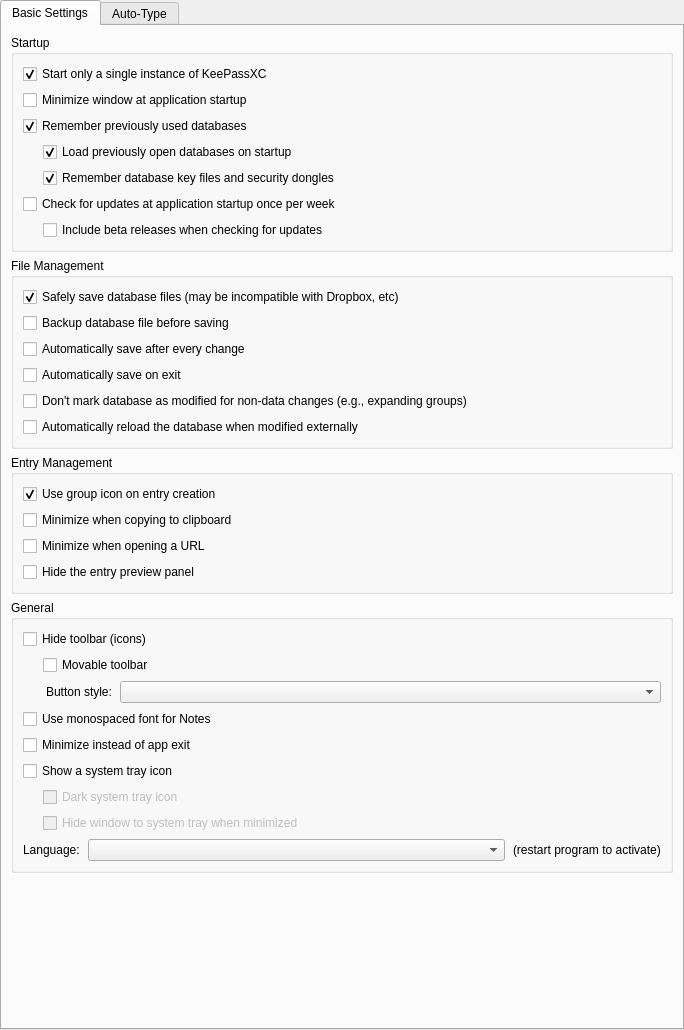
Before: the Qt Designer form src/gui/ApplicationSettingsWidgetGeneral.ui in keepassxreboot/keepassxc, drawn with Qt 5.
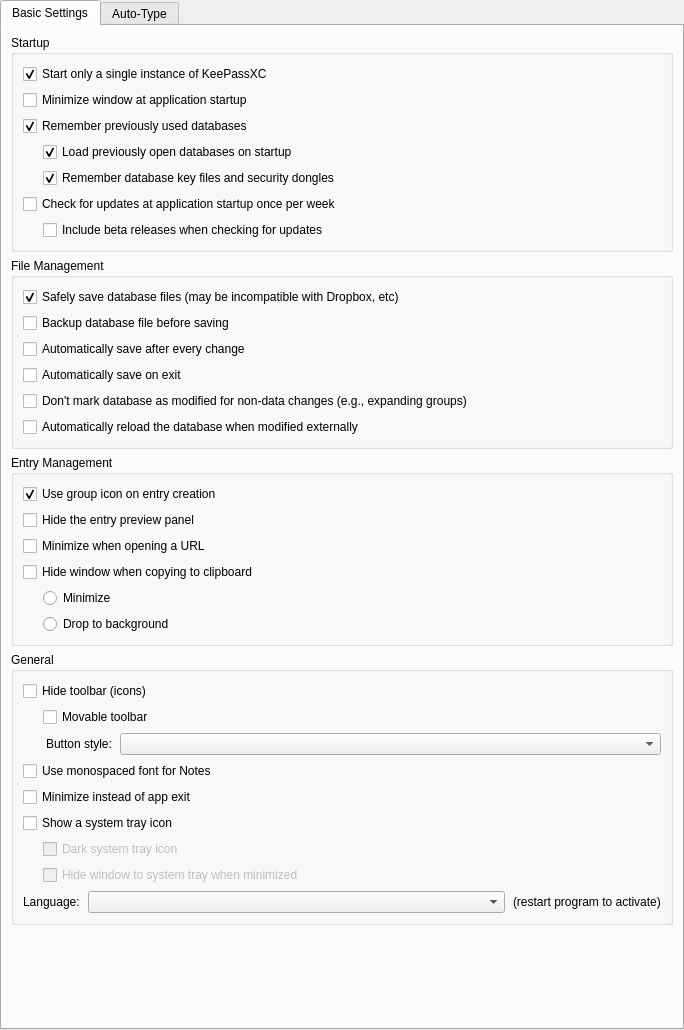
After: the same form once the commit is applied. Custom widgets are drawn as their Qt base class.

Commit message: Drop to background on copy feature

What changed in the file:
```diff
--- a/src/gui/ApplicationSettingsWidgetGeneral.ui
+++ b/src/gui/ApplicationSettingsWidgetGeneral.ui
@@ -248,20 +248,6 @@
             </property>
            </widget>
           </item>
-          <item>
-           <widget class="QCheckBox" name="minimizeOnCopyCheckBox">
-            <property name="text">
-             <string>Minimize when copying to clipboard</string>
-            </property>
-           </widget>
-          </item>
-          <item>
-           <widget class="QCheckBox" name="minimizeOnOpenUrlCheckBox">
-            <property name="text">
-             <string>Minimize when opening a URL</string>
-            </property>
-           </widget>
-          </item>
           <item>
            <widget class="QCheckBox" name="previewHideCheckBox">
             <property name="text">
@@ -269,6 +255,80 @@
             </property>
            </widget>
           </item>
+          <item>
+           <widget class="QCheckBox" name="minimizeOnOpenUrlCheckBox">
+            <property name="text">
+             <string>Minimize when opening a URL</string>
+            </property>
+           </widget>
+          </item>
+          <item>
+           <widget class="QCheckBox" name="hideWindowOnCopyCheckBox">
+            <property name="text">
+             <string>Hide window when copying to clipboard</string>
+            </property>
+           </widget>
+          </item>
+          <item>
+           <layout class="QHBoxLayout" name="hideWindowLayout_1">
+            <property name="spacing">
+             <number>0</number>
+            </property>
+            <item>
+             <spacer name="hideWindowSpacer_1">
+              <property name="orientation">
+               <enum>Qt::Horizontal</enum>
+              </property>
+              <property name="sizeType">
+               <enum>QSizePolicy::Fixed</enum>
+              </property>
+              <property name="sizeHint" stdset="0">
+               <size>
+                <width>20</width>
+                <height>20</height>
+               </size>
+              </property>
+             </spacer>
+            </item>
+            <item>
+             <widget class="QRadioButton" name="minimizeOnCopyRadioButton">
+              <property name="text">
+               <string>Minimize</string>
+              </property>
+             </widget>
+            </item>
+           </layout>
+          </item>
+          <item>
+           <layout class="QHBoxLayout" name="hideWindowLayout_2">
+            <property name="spacing">
+             <number>0</number>
+            </property>
+            <item>
+             <spacer name="hideWindowSpacer_2">
+              <property name="orientation">
+               <enum>Qt::Horizontal</enum>
+              </property>
+              <property name="sizeType">
+               <enum>QSizePolicy::Fixed</enum>
+              </property>
+              <property name="sizeHint" stdset="0">
+               <size>
+                <width>20</width>
+                <height>20</height>
+               </size>
+              </property>
+             </spacer>
+            </item>
+            <item>
+             <widget class="QRadioButton" name="dropToBackgroundOnCopyRadioButton">
+              <property name="text">
+               <string>Drop to background</string>
+              </property>
+             </widget>
+            </item>
+           </layout>
+          </item>
          </layout>
         </widget>
        </item>
```
The commit also changes 8 other files.
